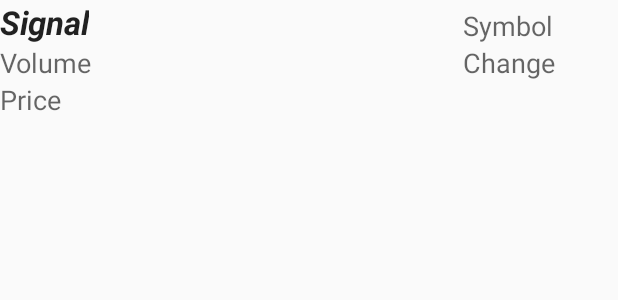
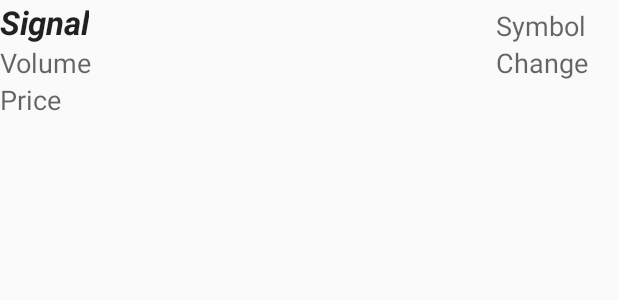
Before and after one commit to RedKlouds/PersonalNewsFeed, an Android app: the layout list_item_finviz.xml on its own in the app's theme, with its tools: preview values and no code run, on a phone screen of 412 x 824 dp. Shown: the top 300 px of the screen. Run offline under Robolectric (Android 15) with nearby library versions, the phone set to English and light mode, and no system bars.

Commit message:
Updated minor layout changes

```diff
--- a/app/src/main/res/layout/list_item_finviz.xml
+++ b/app/src/main/res/layout/list_item_finviz.xml
@@ -19,7 +19,7 @@
         android:textAppearance="?android:attr/textAppearanceMedium"
         android:text="Symbol"
         android:id="@+id/finviz_symbol"
-        android:layout_marginEnd="43dp"
+        android:layout_marginEnd="21dp"
         android:layout_above="@+id/finviz_volume"
         android:layout_alignParentEnd="true" />
 
```
